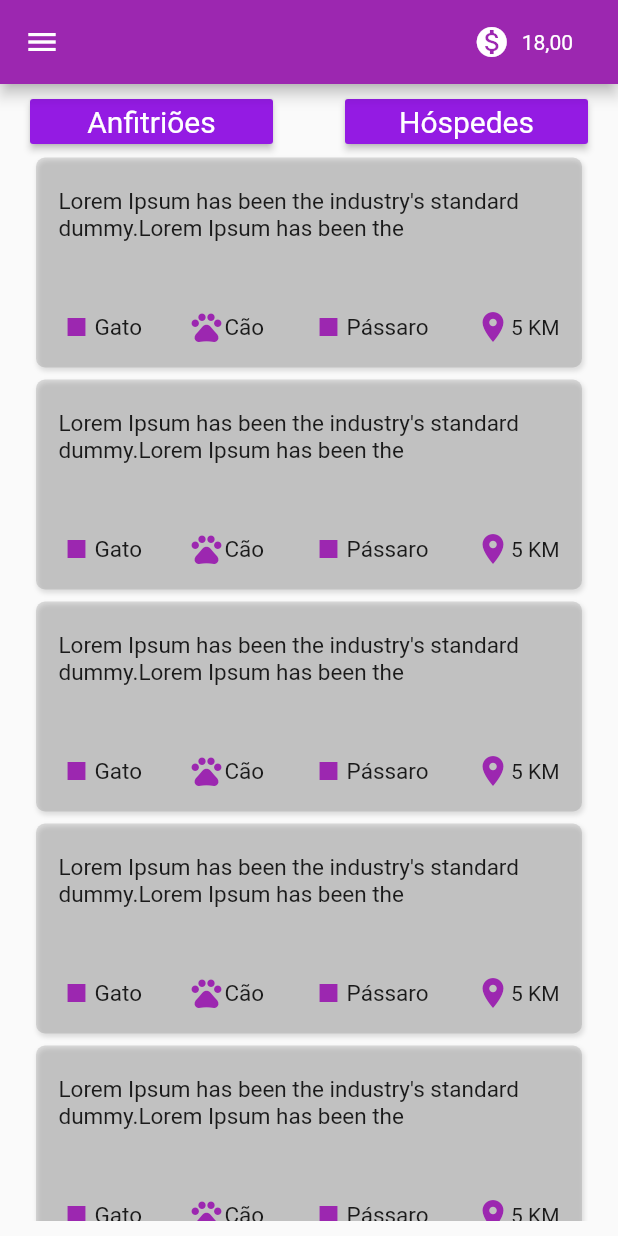
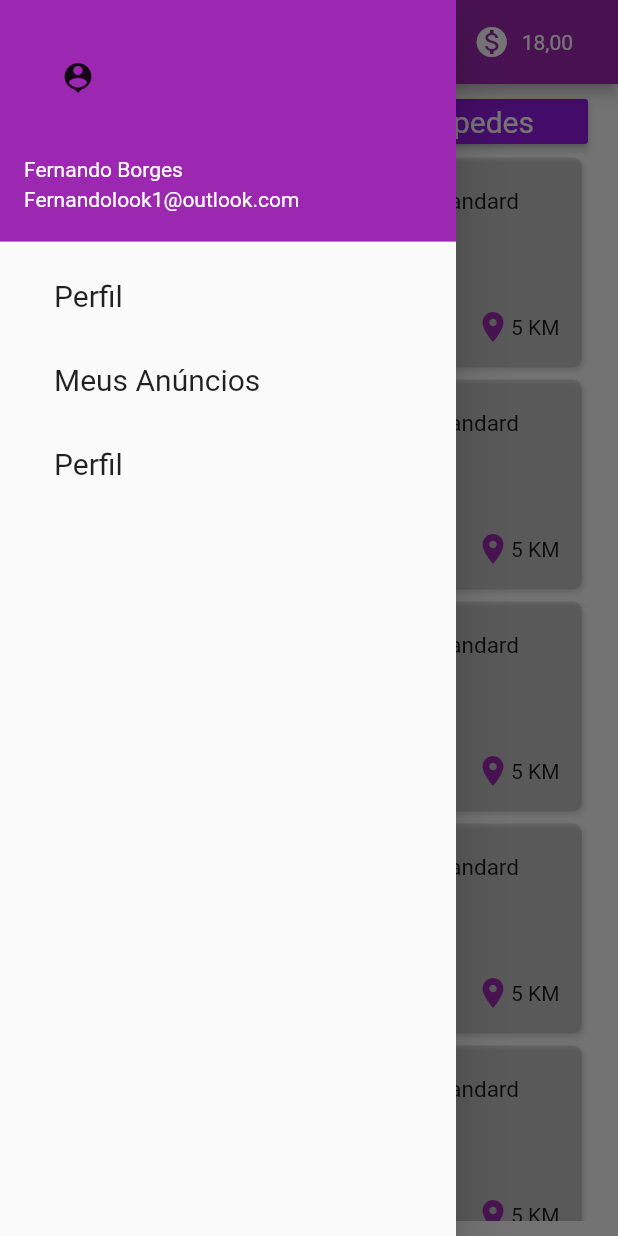
Before and after one commit to Dev4ster/hackathon-fmu-2019, a Flutter app: the HomePage screen opened directly, with the side drawer open (before the commit the screen has no drawer), on a phone screen of 412 x 824 dp. Run offline on Flutter 3.47's test engine with Material 2 defaults, Android fonts, the phone set to English and light mode, and no system bars; our stand-ins replace backdrop.

Commit message:
Tela home e list view build

```diff
--- a/lib/HomePage.dart
+++ b/lib/HomePage.dart
@@ -12,19 +12,28 @@ class _HomePageState extends State<HomePage> {
   Widget build(BuildContext context) {
     return Scaffold(
       appBar: AppBar(
-        leading: IconButton(icon: Icon(Icons.menu), onPressed: (){}, ),
+        title: Text("Amiguíneos Anúncio"),
         actions: <Widget>[
-            // action button
-            Icon(Icons.monetization_on),
-            Padding(
-              padding: const EdgeInsets.only(left: 8.0, right: 30),
-              child: Center(child: Text("18,00")),
+          Icon(Icons.monetization_on),
+          Padding(
+            padding: const EdgeInsets.only(left: 8.0, right: 30),
+            child: Center(child: Text("18,00")),
+          ),
+        ],
+        centerTitle: true,
+      ),
+      drawer: Drawer(child: ListView(
+          children: <Widget>[
+          UserAccountsDrawerHeader(
+            accountName: Text("Fernando Borges"),
+            accountEmail: Text("Fernandolook1@outlook.com"),
+            currentAccountPicture: Icon(Icons.person_pin),
             ),
-
+            ListTile(title: Padding(padding: EdgeInsets.only(left: 20), child: Text("Perfil", style: TextStyle(fontSize: 20),)), onTap: (){}),
+            ListTile(title: Padding(padding: EdgeInsets.only(left: 20), child: Text("Meus Anúncios", style: TextStyle(fontSize: 20),)), onTap: (){}),
+            ListTile(title: Padding(padding: EdgeInsets.only(left: 20), child: Text("Perfil", style: TextStyle(fontSize: 20),)), onTap: (){})
           ],
-        centerTitle: true,
-
-
+        ),
       ),
       body: Padding(
         padding:
--- a/lib/ListAd.dart
+++ b/lib/ListAd.dart
@@ -1,4 +1,3 @@
-import 'dart:io';
 
 import 'package:flutter/material.dart';
 
--- a/lib/main.dart
+++ b/lib/main.dart
@@ -41,7 +41,7 @@ class _MyHomePageState extends State<MyHomePage> {
     return
     Scaffold(
       backgroundColor: Colors.black12,
-      body: PageInitial()
+      body: HomePage()
     );
   }
 }
--- a/pubspec.yaml
+++ b/pubspec.yaml
@@ -18,6 +18,7 @@ environment:
 
 dependencies:
   http: ^0.12.0+2
+  backdrop: ^0.1.8
   flutter:
     sdk: flutter
 
```
Also changed, not shown: lib/Backdrop.dart (added, +14 -0 lines), pubspec.lock.
